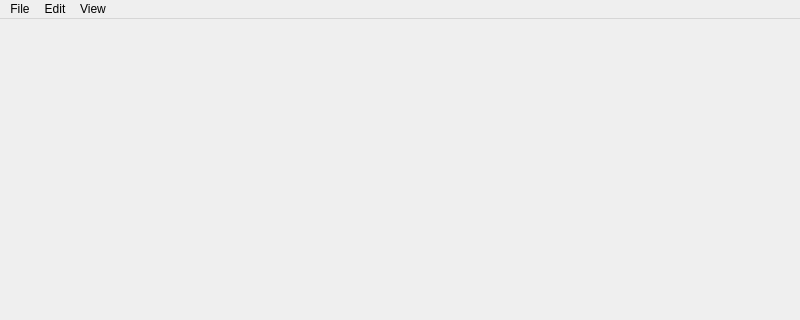
Above: MainWindow.ui from ma7t3/ScheduleMaster before the change; both pictures show x 0 to 800 and y 0 to 320 of the 800 by 600 pixel window. Below: the same form after it.
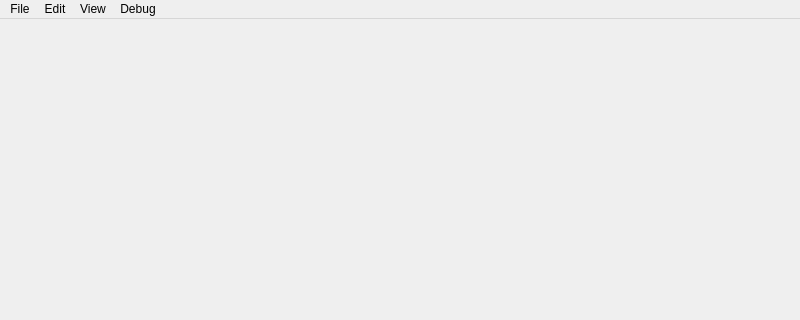
That is the form after the change. Icons and pictures are not drawn.

Commit message: add general test action to MainWindow

```diff
--- a/MainWindow.ui
+++ b/MainWindow.ui
@@ -78,9 +78,16 @@
     <addaction name="menuWorkspaces"/>
     <addaction name="actionViewToolbars"/>
    </widget>
+   <widget class="QMenu" name="menuDebug">
+    <property name="title">
+     <string>Debug</string>
+    </property>
+    <addaction name="actionDebugGeneralTestAction"/>
+   </widget>
    <addaction name="menuFile"/>
    <addaction name="menuEdit"/>
    <addaction name="menuView"/>
+   <addaction name="menuDebug"/>
   </widget>
   <widget class="QStatusBar" name="statusbar"/>
   <action name="actionFileNewProject">
```
Left out of the diff: 8 changed lines with no effect on the pictures. The commit also changes 2 other files.
